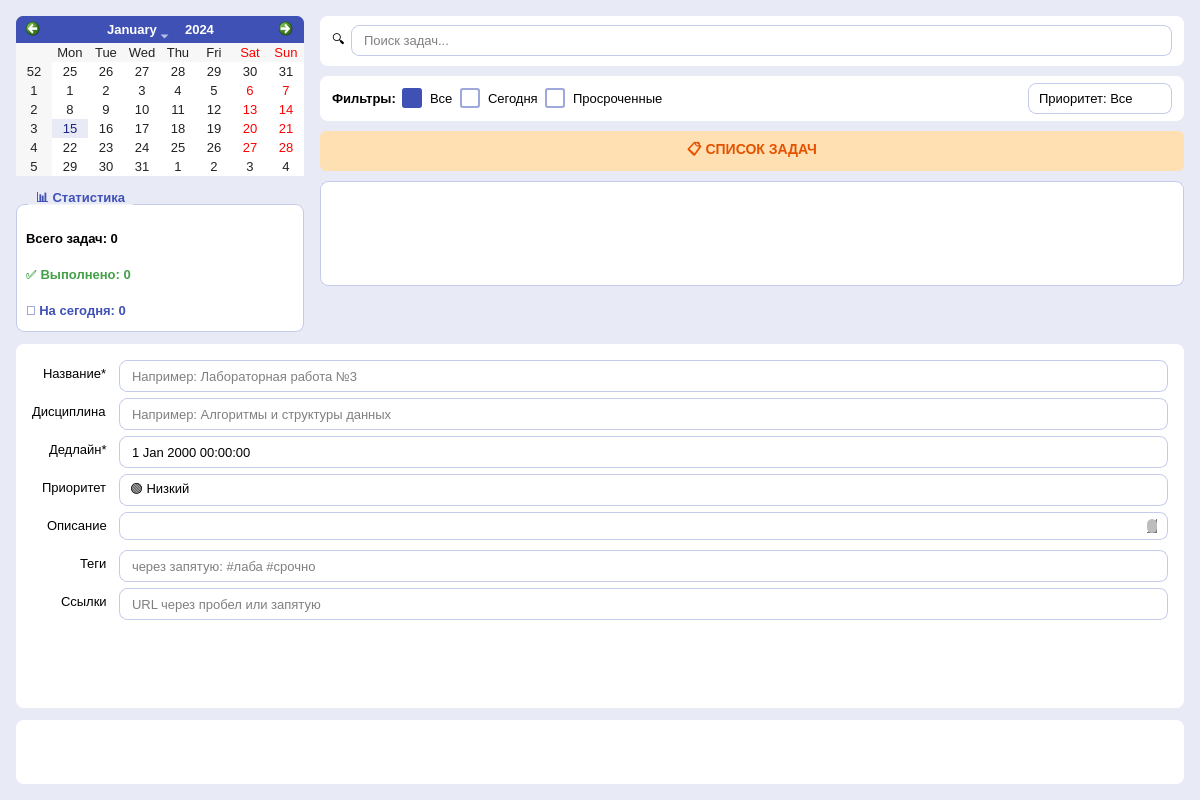
MrMels625/TaskPlanner, file src/view/taskplanner.ui: the form before one commit.
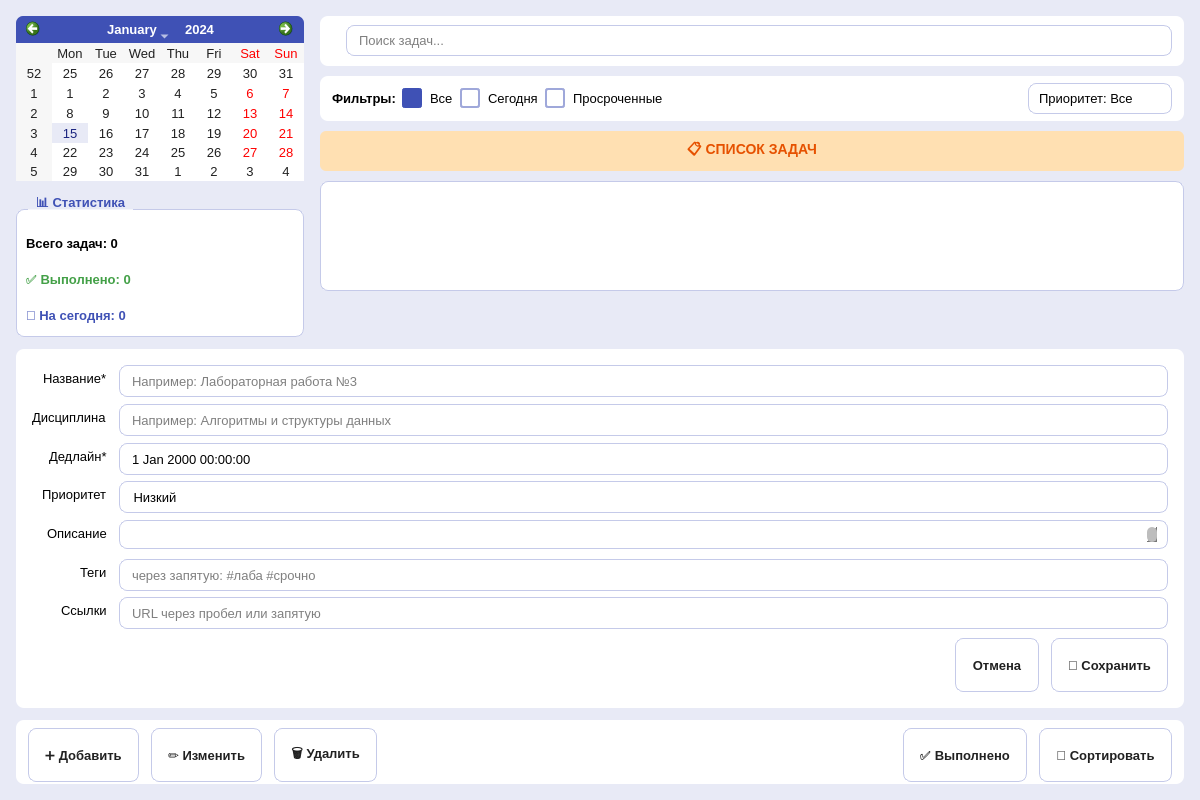
The form after the commit.

Commit message: uniform button style

Diff of the .ui file:
```diff
--- a/src/view/taskplanner.ui
+++ b/src/view/taskplanner.ui
@@ -26,35 +26,23 @@
     font-size: 13px;
 }
 
-/* Кнопки */
+/* Кнопки - ЕДИНЫЙ СТИЛЬ */
 QPushButton {
-    background-color: #3f51b5;
-    color: #ffffff;
-    border: none;
-    border-radius: 6px;
-    padding: 10px 20px;
+    background-color: #ffffff;
+    color: #212121;
+    border: 1px solid #c5cae9;
+    border-radius: 8px;
+    padding: 8px 16px;
     font-weight: bold;
-    min-height: 44px;
-    min-width: 110px;
+    min-height: 36px;
     font-size: 13px;
 }
 QPushButton:hover {
     background-color: #303f9f;
 }
 QPushButton:pressed {
-    background-color: #1a237e;
-}
-QPushButton#btnDelete {
-    background-color: #e53935;
-}
-QPushButton#btnDelete:hover {
-    background-color: #c62828;
-}
-QPushButton#btnMarkComplete {
-    background-color: #43a047;
-}
-QPushButton#btnMarkComplete:hover {
-    background-color: #2e7d32;
+    background-color: #e8eaf6;
+    border-color: #3f51b5;
 }
 
 /* Поля ввода */
@@ -402,7 +390,7 @@
            <item>
             <widget class="QLabel" name="labelSearchIcon">
              <property name="text">
-              <string>🔍</string>
+              <string></string>
              </property>
              <property name="font">
               <font>
@@ -688,7 +676,7 @@
            </property>
            <item>
             <property name="text">
-             <string>🟢 Низкий</string>
+             <string> Низкий</string>
             </property>
            </item>
            <item>
@@ -851,21 +839,21 @@
        <item>
         <widget class="QPushButton" name="btnAdd">
          <property name="text">
-          <string>➕ Добавить задачу</string>
+          <string>➕ Добавить</string>
          </property>
         </widget>
        </item>
        <item>
         <widget class="QPushButton" name="btnEdit">
          <property name="text">
-          <string>✏️ Изменить задачу</string>
+          <string>✏️ Изменить</string>
          </property>
         </widget>
        </item>
        <item>
         <widget class="QPushButton" name="btnDelete">
          <property name="text">
-          <string>🗑️ Удалить задачу</string>
+          <string>🗑️ Удалить</string>
          </property>
         </widget>
        </item>
```
Left out of the diff: 7 changed lines with no effect on the pictures.
